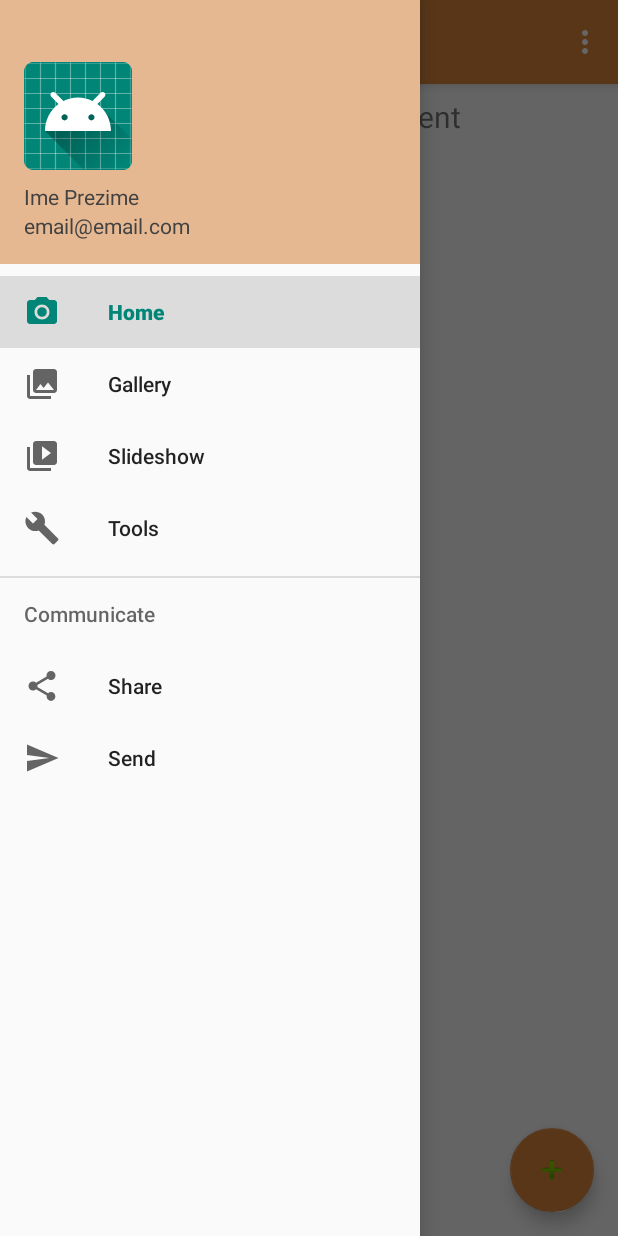
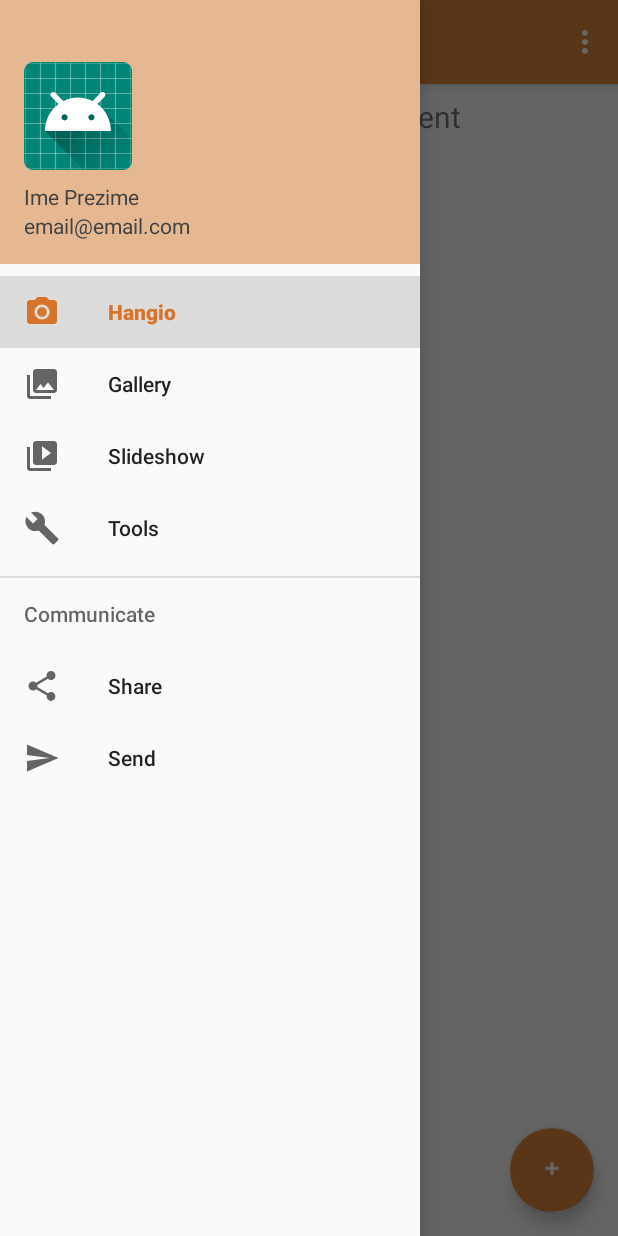
Before and after one commit to AIR-FOI-HR/Hangio, an Android app: the MainActivity screen opened directly, with no data from a screen before it, with the side drawer open, on a phone screen of 412 x 824 dp. Run offline under Robolectric (Android 15) with nearby library versions, the phone set to English and light mode, and no system bars; our stand-ins replace navigation-ui.

Commit message:
Sitne nadogradnje u dizajnu

```diff
--- a/Hangio/app/src/main/res/layout/app_bar_main.xml
+++ b/Hangio/app/src/main/res/layout/app_bar_main.xml
@@ -28,7 +28,7 @@
         android:layout_height="wrap_content"
         android:layout_gravity="bottom|end"
         android:layout_margin="@dimen/fab_margin"
-        app:srcCompat="@android:drawable/ic_input_add"
+        app:srcCompat="@drawable/plus"
         app:backgroundTint="#E0873D"
         />
 
--- a/Hangio/app/src/main/res/values/colors.xml
+++ b/Hangio/app/src/main/res/values/colors.xml
@@ -1,6 +1,6 @@
 <?xml version="1.0" encoding="utf-8"?>
 <resources>
-    <color name="colorPrimary">#008577</color>
-    <color name="colorPrimaryDark">#00574B</color>
-    <color name="colorAccent">#D81B60</color>
+    <color name="colorPrimary">#D8732A</color>
+    <color name="colorPrimaryDark">#D8732A</color>
+    <color name="colorAccent">#D8732A</color>
 </resources>
--- a/Hangio/app/src/main/res/values/strings.xml
+++ b/Hangio/app/src/main/res/values/strings.xml
@@ -8,7 +8,7 @@
     <string name="nav_header_desc">Navigation header</string>
     <string name="action_settings">Settings</string>
 
-    <string name="menu_home">Home</string>
+    <string name="menu_home">Hangio</string>
     <string name="menu_gallery">Gallery</string>
     <string name="menu_slideshow">Slideshow</string>
     <string name="menu_tools">Tools</string>
```
Also changed, not shown: Hangio/app/src/main/res/drawable/plus.png (added).
